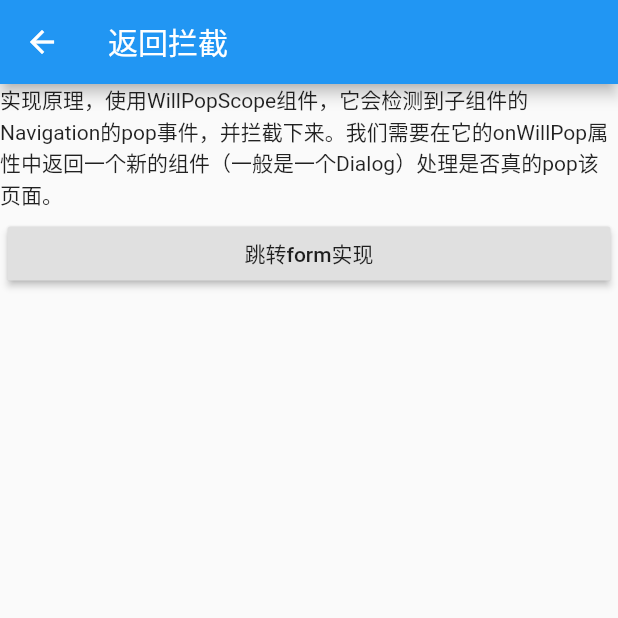
After one commit to shuguoli68/learn_three, a Flutter app: the BackPress screen opened directly, after a tap on "跳转WillPopScope实现", on a phone screen of 412 x 824 dp, the top half of it. The commit adds this screen. Run offline on Flutter 3.47's test engine with Material 2 defaults, Android fonts, the phone set to English and light mode, and no system bars; our stand-ins replace connectivity, device_info, dio, flutter_local_notifications, image_picker, intro_slider and 2 more; missing offline and left inert: simple_permissions, zeking_refresh.

Commit message:
添加返回监听

```diff
--- /dev/null
+++ b/lib/layout/back_press.dart
@@ -0,0 +1,83 @@
+import 'package:flutter/material.dart';
+
+class BackPress extends StatefulWidget{
+  @override
+  State<StatefulWidget> createState() => _BackPress();
+}
+
+class _BackPress extends State<BackPress>{
+
+  bool type = true;
+
+  @override
+  Widget build(BuildContext context) {
+    return _body();
+  }
+
+  _body(){
+    if(type){
+      return Scaffold(
+        appBar: AppBar(title: Text('返回拦截'),),
+        body: SafeArea(
+          top: false,
+          bottom: false,
+          child: Form(
+            onWillPop: _onBackPressed,
+            child: Column(children: <Widget>[
+              Text('实现原理是利用form自带的onWillPop属性，其余与will_pop_scope_demo中一致。'),
+              Container(
+                  margin: EdgeInsets.all(5),
+                  width: double.maxFinite,
+                  child: RaisedButton(onPressed:(){
+                    setState(() {
+                      type = !type;
+                    });
+                  },child: Text('跳转WillPopScope实现'),)
+              ),
+
+
+            ],),
+          ),
+        ),
+      );
+    }else{
+      return WillPopScope(
+        child: Scaffold(
+          appBar: AppBar(title: Text('返回拦截'),),
+          body: Column(children: <Widget>[
+            Text('实现原理，使用WillPopScope组件，它会检测到子组件的Navigation的pop事件，并拦截下来。我们需要在它的onWillPop属性中返回一个新的组件（一般是一个Dialog）处理是否真的pop该页面。'),
+            Container(
+                margin: EdgeInsets.all(5),
+                width: double.maxFinite,
+                child: RaisedButton(onPressed:(){
+                  setState(() {
+                    type = !type;
+                  });
+                },child: Text('跳转form实现'),)
+            ),
+
+          ],),
+        ),
+        onWillPop: _onBackPressed,
+      );
+    }
+  }
+
+  Future<bool> _onBackPressed() {
+    return showDialog(
+        context: context,
+        builder: (context) => AlertDialog(
+          title: Text('Do you really want to exit the app?'),
+          actions: <Widget>[
+            FlatButton(
+              child: Text('No'),
+              onPressed: () => Navigator.pop(context, false),
+            ),
+            FlatButton(
+              child: Text('Yes'),
+              onPressed: () => Navigator.pop(context, true),
+            ),
+          ],
+        ));
+  }
+}
--- a/pubspec.yaml
+++ b/pubspec.yaml
@@ -35,7 +35,7 @@ dependencies:
   intro_slider: ^2.2.8 # https://pub.dartlang.org/packages/intro_slider
   flutter_local_notifications: ^0.9.1 # https://pub.dev/packages/flutter_local_notifications
   qr_flutter: ^3.1.0 # https://pub.dev/packages/qr_flutter
-  barcode_scan: ^1.0.0 # https://pub.dev/packages/barcode_scan
+#  barcode_scan: ^1.0.0 # https://pub.dev/packages/barcode_scan
   simple_permissions: ^0.1.9 # https://pub.dev/packages/simple_permissions
 
 
```
Also changed, not shown: lib/home.dart (+9 -0 lines), lib/layout/qrscan_simple.dart (+17 -17 lines), pubspec.lock.
